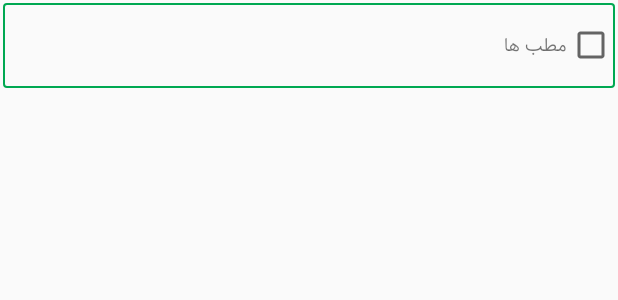
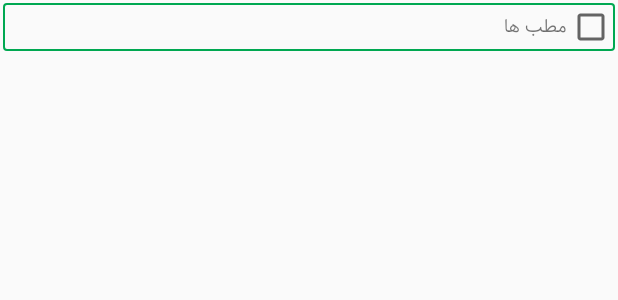
Before and after one commit to dariush-fathie/MyJin, an Android app: the layout t_list_item.xml on its own in the app's theme, with its tools: preview values and no code run, on a phone screen of 412 x 824 dp. Shown: the top 300 px of the screen. Run offline under Robolectric (Android 15) with nearby library versions, the phone set to English and light mode, and no system bars.

Commit message:
date 10202018

```diff
--- a/app/src/main/res/layout/t_list_item.xml
+++ b/app/src/main/res/layout/t_list_item.xml
@@ -20,8 +20,7 @@
         android:layout_height="wrap_content"
         android:layout_centerVertical="true"
         android:layout_toStartOf="@+id/cb_tItem"
-        android:minLines="3"
-        android:maxLines="3"
+        android:maxLines="2"
         android:text="مطب ها"
         android:gravity="center"
         android:textSize="12sp"
```
